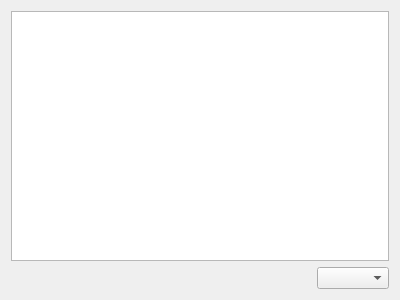
Qt form src/preferences/uicolorspage.ui (pasbi/ommpfritt) before a commit.
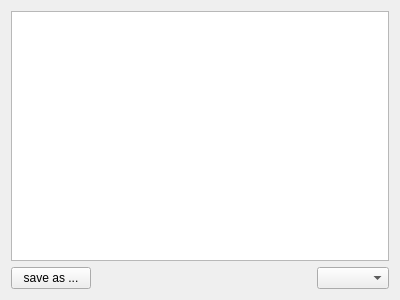
The same form after that commit. Custom widgets are drawn as their Qt base class.

What changed in the file:
```diff
--- a/src/preferences/uicolorspage.ui
+++ b/src/preferences/uicolorspage.ui
@@ -19,6 +19,13 @@
    </item>
    <item>
     <layout class="QHBoxLayout" name="horizontalLayout">
+     <item>
+      <widget class="QPushButton" name="pb_saveas">
+       <property name="text">
+        <string>save as ...</string>
+       </property>
+      </widget>
+     </item>
      <item>
       <spacer name="horizontalSpacer">
        <property name="orientation">
```
